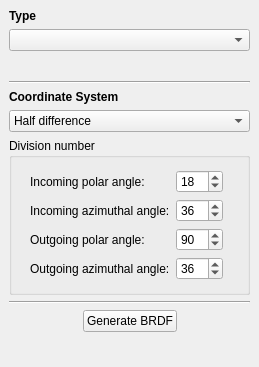
Before: the Qt Designer form src/ReflectanceModelDockWidget.ui in KimuraRyo/BSDFProcessor, drawn with Qt 5.
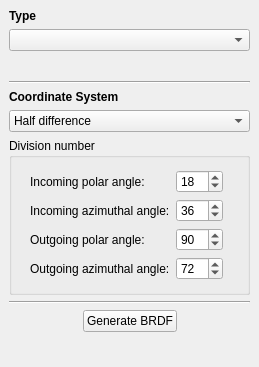
After: the same form once the commit is applied.

Commit message: Replaced the calculation method of reflectance and transmittance

Patch:
```diff
--- a/src/ReflectanceModelDockWidget.ui
+++ b/src/ReflectanceModelDockWidget.ui
@@ -336,7 +336,7 @@
               <number>999</number>
              </property>
              <property name="value">
-              <number>36</number>
+              <number>72</number>
              </property>
             </widget>
            </item>
```
Left out of the diff: 2 changed lines with no effect on the pictures. The commit also changes 2 other files.
